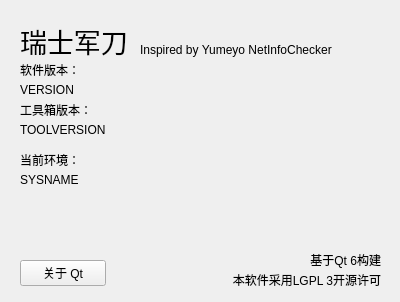
Old version of the form About.ui in the repository akass-org/Army_Knife.
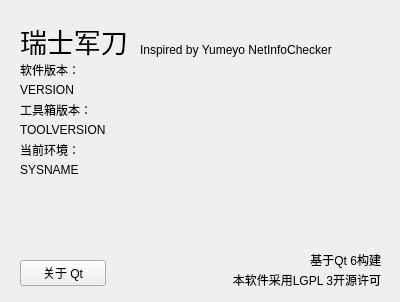
New version of the form. Icons and pictures are not drawn.

Patch:
```diff
--- a/About.ui
+++ b/About.ui
@@ -109,7 +109,7 @@
    <property name="geometry">
     <rect>
      <x>20</x>
-     <y>150</y>
+     <y>140</y>
      <width>91</width>
      <height>19</height>
     </rect>
@@ -122,7 +122,7 @@
    <property name="geometry">
     <rect>
      <x>20</x>
-     <y>170</y>
+     <y>160</y>
      <width>361</width>
      <height>19</height>
     </rect>
```
